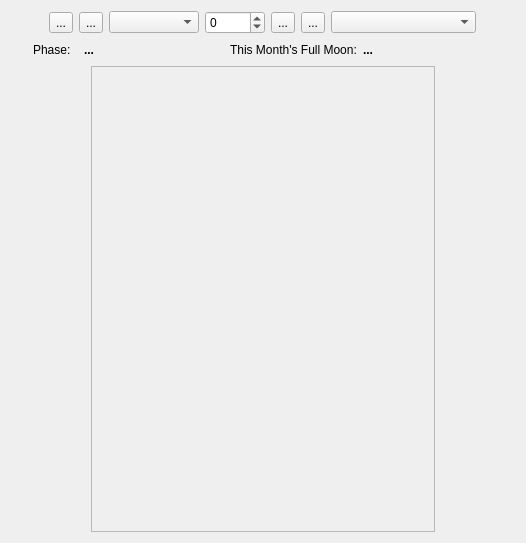
Before: the Qt Designer form kstars/widgets/genericcalendarwidget.ui in KDE/kstars, drawn with Qt 5.
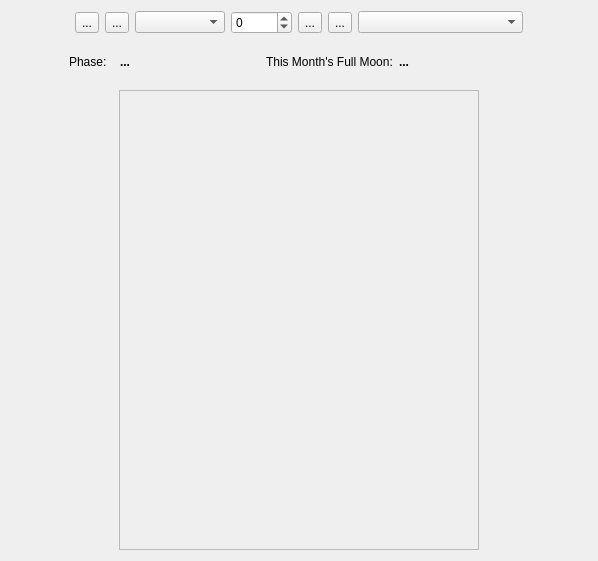
After: the same form once the commit is applied. Custom widgets are drawn as their Qt base class.

Diff of the .ui file:
```diff
--- a/kstars/widgets/genericcalendarwidget.ui
+++ b/kstars/widgets/genericcalendarwidget.ui
@@ -6,8 +6,8 @@
    <rect>
     <x>0</x>
     <y>0</y>
-    <width>526</width>
-    <height>543</height>
+    <width>598</width>
+    <height>561</height>
    </rect>
   </property>
   <layout class="QVBoxLayout" name="verticalLayout_2">
@@ -93,13 +93,13 @@
       <widget class="QComboBox" name="selectHemisphere">
        <property name="minimumSize">
         <size>
-         <width>145</width>
+         <width>165</width>
          <height>0</height>
         </size>
        </property>
        <property name="maximumSize">
         <size>
-         <width>145</width>
+         <width>165</width>
          <height>16777215</height>
         </size>
        </property>
@@ -220,7 +220,7 @@
        </property>
        <property name="sizeHint" stdset="0">
         <size>
-         <width>80</width>
+         <width>40</width>
          <height>20</height>
         </size>
        </property>
@@ -234,6 +234,18 @@
          <verstretch>0</verstretch>
         </sizepolicy>
        </property>
+       <property name="minimumSize">
+        <size>
+         <width>360</width>
+         <height>460</height>
+        </size>
+       </property>
+       <property name="maximumSize">
+        <size>
+         <width>360</width>
+         <height>460</height>
+        </size>
+       </property>
        <property name="frameShape">
         <enum>QFrame::StyledPanel</enum>
        </property>
@@ -252,7 +264,7 @@
        </property>
        <property name="sizeHint" stdset="0">
         <size>
-         <width>80</width>
+         <width>40</width>
          <height>20</height>
         </size>
        </property>
@@ -263,16 +275,16 @@
   </layout>
  </widget>
  <customwidgets>
-  <customwidget>
-   <class>KIntSpinBox</class>
-   <extends>QSpinBox</extends>
-   <header>knuminput.h</header>
-  </customwidget>
   <customwidget>
    <class>KComboBox</class>
    <extends>QComboBox</extends>
    <header>kcombobox.h</header>
   </customwidget>
+  <customwidget>
+   <class>KIntSpinBox</class>
+   <extends>QSpinBox</extends>
+   <header>knuminput.h</header>
+  </customwidget>
  </customwidgets>
  <resources/>
  <connections/>
```
Left out of the diff: 4 changed lines with no effect on the pictures.
